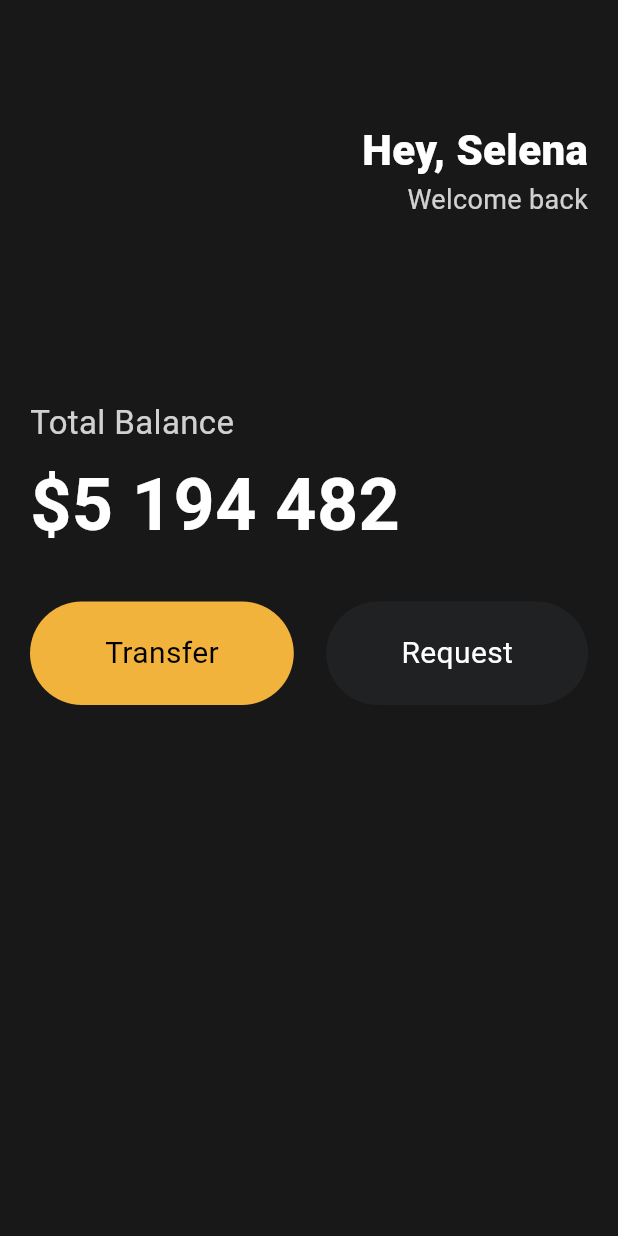
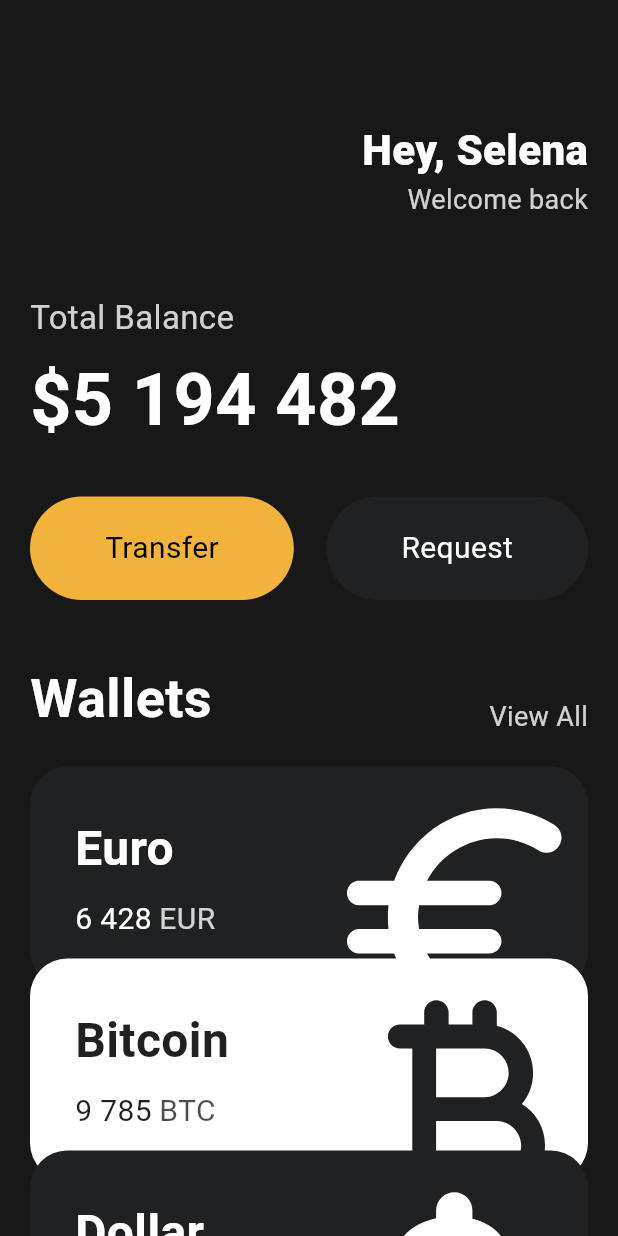
Before and after one commit to Sophia9156/flutter-toonflix, a Flutter app: the screen it shows after launch, on a phone screen of 412 x 824 dp. Run offline on Flutter 3.47's test engine with Material 3 defaults, Android fonts, the phone set to English and light mode, and no system bars.

Commit message:
feat: added reusable currency card widget

```diff
--- a/lib/main.dart
+++ b/lib/main.dart
@@ -1,5 +1,6 @@
 import 'package:flutter/material.dart';
 import 'package:toonflix/widgets/button.dart';
+import 'package:toonflix/widgets/currency_card.dart';
 
 void main() {
   runApp(const App());
@@ -49,7 +50,7 @@ class App extends StatelessWidget {
                 ],
               ),
               const SizedBox(
-                height: 120,
+                height: 50,
               ),
               Text(
                 'Total Balance',
@@ -87,6 +88,60 @@ class App extends StatelessWidget {
                   ),
                 ],
               ),
+              const SizedBox(
+                height: 40,
+              ),
+              Row(
+                mainAxisAlignment: MainAxisAlignment.spaceBetween,
+                crossAxisAlignment: CrossAxisAlignment.end,
+                children: [
+                  const Text(
+                    'Wallets',
+                    style: TextStyle(
+                      color: Colors.white,
+                      fontSize: 36,
+                      fontWeight: FontWeight.w600,
+                    ),
+                  ),
+                  Text(
+                    'View All',
+                    style: TextStyle(
+                      color: Colors.white.withOpacity(0.8),
+                      fontSize: 18,
+                    ),
+                  ),
+                ],
+              ),
+              const SizedBox(
+                height: 20,
+              ),
+              const CurrencyCard(
+                name: 'Euro',
+                code: 'EUR',
+                amount: '6 428',
+                icon: Icons.euro_rounded,
+                isInverted: false,
+              ),
+              Transform.translate(
+                offset: const Offset(0, -20),
+                child: const CurrencyCard(
+                  name: 'Bitcoin',
+                  code: 'BTC',
+                  amount: '9 785',
+                  icon: Icons.currency_bitcoin_rounded,
+                  isInverted: true,
+                ),
+              ),
+              Transform.translate(
+                offset: const Offset(0, -40),
+                child: const CurrencyCard(
+                  name: 'Dollar',
+                  code: 'USD',
+                  amount: '6 428',
+                  icon: Icons.attach_money_rounded,
+                  isInverted: false,
+                ),
+              ),
             ],
           ),
         ),
--- /dev/null
+++ b/lib/widgets/currency_card.dart
@@ -0,0 +1,86 @@
+import 'package:flutter/material.dart';
+
+class CurrencyCard extends StatelessWidget {
+  final String name, code, amount;
+  final IconData icon;
+  final bool isInverted;
+  final _black = const Color(0xFF1F2123);
+
+  const CurrencyCard({
+    super.key,
+    required this.name,
+    required this.code,
+    required this.amount,
+    required this.icon,
+    required this.isInverted,
+  });
+
+  @override
+  Widget build(BuildContext context) {
+    return Container(
+      clipBehavior: Clip.hardEdge,
+      decoration: BoxDecoration(
+        color: isInverted ? Colors.white : _black,
+        borderRadius: BorderRadius.circular(25),
+      ),
+      child: Padding(
+        padding: const EdgeInsets.all(30),
+        child: Row(
+          mainAxisAlignment: MainAxisAlignment.spaceBetween,
+          children: [
+            Column(
+              crossAxisAlignment: CrossAxisAlignment.start,
+              children: [
+                Text(
+                  name,
+                  style: TextStyle(
+                    color: isInverted ? _black : Colors.white,
+                    fontSize: 32,
+                    fontWeight: FontWeight.w600,
+                  ),
+                ),
+                const SizedBox(
+                  height: 10,
+                ),
+                Row(
+                  children: [
+                    Text(
+                      amount,
+                      style: TextStyle(
+                        color: isInverted ? _black : Colors.white,
+                        fontSize: 20,
+                      ),
+                    ),
+                    const SizedBox(
+                      width: 5,
+                    ),
+                    Text(
+                      code,
+                      style: TextStyle(
+                        color: isInverted
+                            ? _black.withOpacity(0.8)
+                            : Colors.white.withOpacity(0.8),
+                        fontSize: 20,
+                      ),
+                    )
+                  ],
+                )
+              ],
+            ),
+            Transform.scale(
+              scale: 2.2,
+              child: Transform.translate(
+                offset: const Offset(-5, 12),
+                child: Icon(
+                  icon,
+                  color: isInverted ? _black : Colors.white,
+                  size: 88,
+                ),
+              ),
+            ),
+          ],
+        ),
+      ),
+    );
+  }
+}
```
